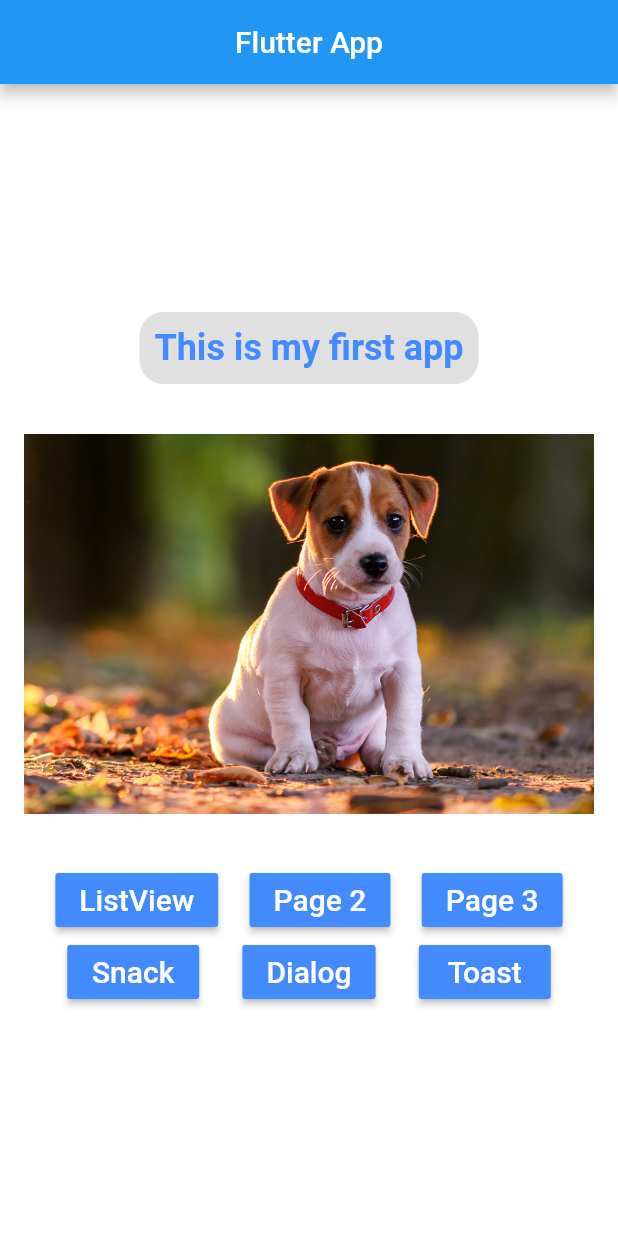
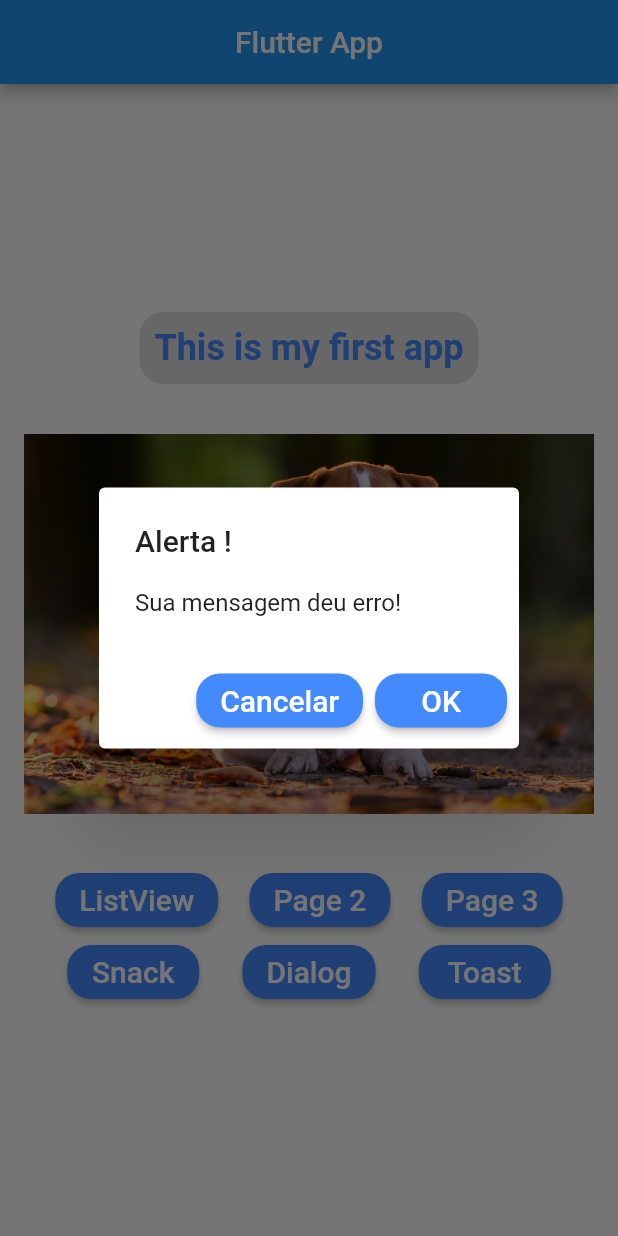
Before and after one commit to igordiniz445/flutter-study, a Flutter app: the screen it shows after launch, after a tap on "Dialog", on a phone screen of 412 x 824 dp. Run offline on Flutter 3.47's test engine with Material 2 defaults, Android fonts, the phone set to English and light mode, and no system bars; our stand-ins replace fluttertoast.

Commit message:
added Snack, Dialog and Toast

```diff
--- a/lib/home_page.dart
+++ b/lib/home_page.dart
@@ -4,6 +4,7 @@ import 'package:aula01/pages/hello_page3.dart';
 import 'package:aula01/utils/nav.dart';
 import 'package:aula01/widgets/Blue_button.dart';
 import 'package:flutter/material.dart';
+import 'package:fluttertoast/fluttertoast.dart';
 
 class HomePage extends StatelessWidget {
   BuildContext context;
@@ -76,7 +77,7 @@ class HomePage extends StatelessWidget {
       Row(
         mainAxisAlignment: MainAxisAlignment.spaceEvenly,
         children: <Widget>[
-          BlueButton("Snack", () => _onClickSnack()),
+          BlueButton("Snack", _onClickSnack),
           BlueButton("Dialog", _onClickDialog),
           BlueButton("Toast", _onClickToast),
         ],
@@ -118,7 +119,32 @@ class HomePage extends StatelessWidget {
     ));
   }
 
-  _onClickDialog() {}
+  _onClickDialog() {
+    showDialog(
+        barrierDismissible: false,
+        context: context,
+        builder: (context) {
+          //WillPopScop é para o android nao cancelar o Dialog quando clicar no botao voltar
+          return WillPopScope(
+            //Async function cancela o POP do botao voltar
+            onWillPop: () async => false,
+            child: AlertDialog(
+              title: Text("Alerta !"),
+              content: Text("Sua mensagem deu erro!"),
+              actions: <Widget>[
+                BlueButton("Cancelar", () {
+                  pop(context);
+                }),
+                BlueButton("OK", () {
+                  pop(context);
+                }),
+              ],
+            ),
+          );
+        });
+  }
 
-  _onClickToast() {}
+  _onClickToast() {
+    Fluttertoast.showToast(msg: "life sucks",gravity: ToastGravity.BOTTOM);
+  }
 }
--- a/lib/widgets/Blue_button.dart
+++ b/lib/widgets/Blue_button.dart
@@ -6,12 +6,15 @@ class BlueButton extends StatelessWidget {
   Function onPressed;
   Color color;
 
-  BlueButton(this.buttonText, this.onPressed, {this.color : Colors.blueAccent});
+  BlueButton(this.buttonText, this.onPressed, {this.color: Colors.blueAccent});
 
   @override
   Widget build(BuildContext context) {
     // TODO: implement build
     return RaisedButton(
+      shape: RoundedRectangleBorder(
+        borderRadius: BorderRadius.circular(16),
+      ),
       color: this.color,
       child: Text(
         buttonText,
--- a/pubspec.yaml
+++ b/pubspec.yaml
@@ -23,6 +23,7 @@ dependencies:
   # The following adds the Cupertino Icons font to your application.
   # Use with the CupertinoIcons class for iOS style icons.
   cupertino_icons: ^0.1.2
+  fluttertoast: ^3.1.3
 
 dev_dependencies:
   flutter_test:
```
Also changed, not shown: pubspec.lock.
